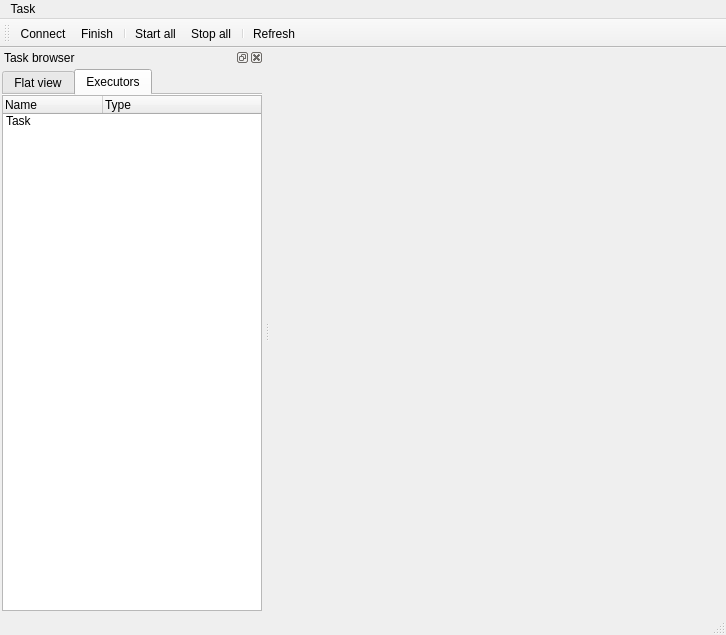
Above: src/GUI/MainWindow.ui from maciek-slon/DisCODe before the change. Below: the same form after it.
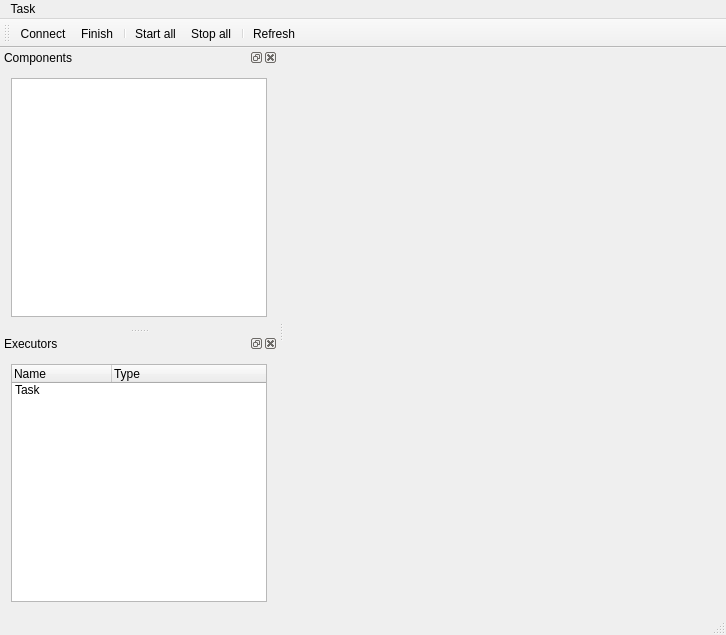
That is the form after the change. The open tabs and pages were chosen to show the change. Icons and pictures are not drawn.

Commit message: dock widgets

Patch:
```diff
--- a/src/GUI/MainWindow.ui
+++ b/src/GUI/MainWindow.ui
@@ -43,8 +43,8 @@
         <rect>
          <x>0</x>
          <y>0</y>
-         <width>438</width>
-         <height>550</height>
+         <width>456</width>
+         <height>548</height>
         </rect>
        </property>
       </widget>
@@ -94,54 +94,28 @@
   <widget class="QStatusBar" name="statusBar"/>
   <widget class="QDockWidget" name="dockWidget">
    <property name="windowTitle">
-    <string>Task browser</string>
+    <string>Components</string>
    </property>
    <attribute name="dockWidgetArea">
     <number>1</number>
    </attribute>
    <widget class="QWidget" name="dockWidgetContents">
     <layout class="QVBoxLayout" name="verticalLayout_2">
-     <property name="spacing">
-      <number>2</number>
-     </property>
-     <property name="margin">
-      <number>2</number>
-     </property>
-     <item>
-      <widget class="QTabWidget" name="tabWidget">
-       <property name="currentIndex">
-        <number>0</number>
-       </property>
-       <property name="documentMode">
-        <bool>true</bool>
-       </property>
-       <widget class="QWidget" name="tab_2">
-        <attribute name="title">
-         <string>Flat view</string>
-        </attribute>
-        <layout class="QVBoxLayout" name="verticalLayout_4">
-         <property name="spacing">
-          <number>0</number>
-         </property>
-         <property name="margin">
-          <number>0</number>
-         </property>
          <item>
           <widget class="QListWidget" name="listComponents"/>
          </item>
         </layout>
        </widget>
-       <widget class="QWidget" name="tab">
-        <attribute name="title">
+  </widget>
+  <widget class="QDockWidget" name="dockWidget_2">
+   <property name="windowTitle">
          <string>Executors</string>
-        </attribute>
-        <layout class="QVBoxLayout" name="verticalLayout_5">
-         <property name="spacing">
-          <number>0</number>
-         </property>
-         <property name="margin">
-          <number>0</number>
-         </property>
+   </property>
+   <attribute name="dockWidgetArea">
+    <number>1</number>
+   </attribute>
+   <widget class="QWidget" name="dockWidgetContents_2">
+    <layout class="QVBoxLayout" name="verticalLayout">
          <item>
           <widget class="QTreeWidget" name="treeWidget">
            <property name="alternatingRowColors">
@@ -206,10 +180,6 @@
              </item>
             </item>
            </item>
-          </widget>
-         </item>
-        </layout>
-       </widget>
       </widget>
      </item>
     </layout>
```
Left out of the diff: 5 changed lines with no effect on the pictures. Lines whose indentation alone changed are shown as unchanged. The commit also changes 1 other file.
